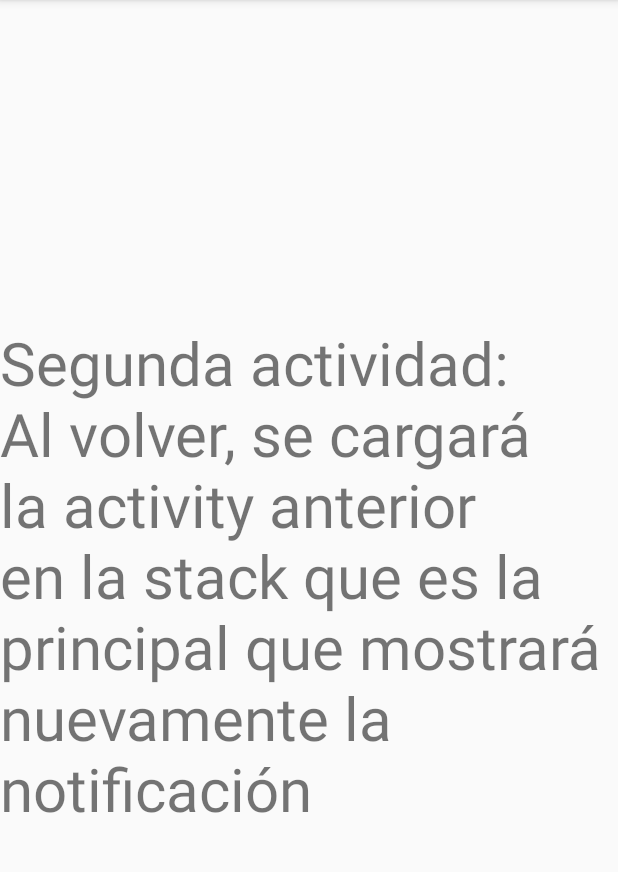
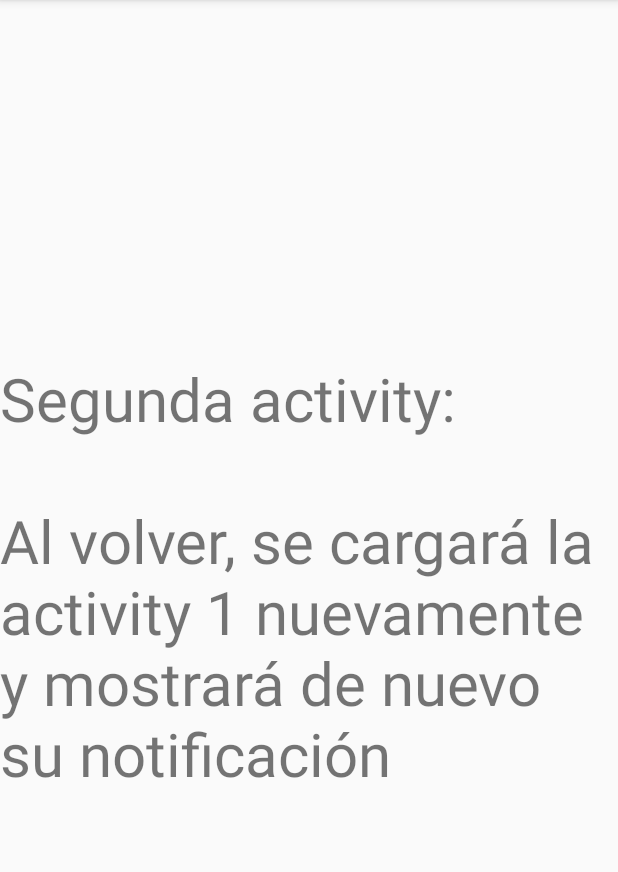
Before and after one commit to leofusco89/NotificationApp, an Android app: the SecondActivity screen opened directly, with no data from a screen before it, on a phone screen of 412 x 824 dp, the part 84-956 px from its top. Run offline under Robolectric (Android 15) with nearby library versions, the phone set to English and light mode, and no system bars.

Commit message:
Commit 2

```diff
--- a/app/src/main/java/com/example/notificationapp/SecondActivity.kt
+++ b/app/src/main/java/com/example/notificationapp/SecondActivity.kt
@@ -1,5 +1,6 @@
-    package com.example.notificationapp
+package com.example.notificationapp
 
+import android.app.Notification
 import android.app.NotificationChannel
 import android.app.NotificationManager
 import android.content.Context
@@ -8,29 +9,36 @@ import android.os.Bundle
 import androidx.appcompat.app.AppCompatActivity
 import androidx.core.app.NotificationCompat
 
-class SecondActivity : AppCompatActivity(), AsyncNotif.OnAsyncNotif {
+class SecondActivity : AppCompatActivity() , AsyncNotif.OnAsyncNotif {
     private lateinit var unNotificationBuilder: NotificationCompat.Builder
+    private lateinit var unaNotification: Notification
+    private lateinit var unNotificationManager: NotificationManager
 
     override fun onCreate(savedInstanceState: Bundle?) {
         super.onCreate(savedInstanceState)
         setContentView(R.layout.activity_second)
 
+        //Obtiene la referencia del servicio del sistema que maneja las notificaciones
+        val unNotificationManager =
+            getSystemService(Context.NOTIFICATION_SERVICE) as NotificationManager
+
+        //Eliminamos la notificación creada en la activity anterior mediante ID
+        unNotificationManager.cancel(1)
+//        unNotificationManager.cancelAll() // En caso de querer eliminar todas las notificaciones
+
         //Creamos la notificación
         unNotificationBuilder = NotificationCompat.Builder(this, "canal_id_001")
-            .setContentTitle("Notif acty 2")
-            .setContentText("Este es el contenido")
+            .setContentTitle("Título: Notificación Activity 2")
+            .setContentText("Contenido de notificación Activity 2")
             .setSmallIcon(R.mipmap.ic_launcher_round) //Ícono
             .setPriority(NotificationCompat.PRIORITY_MAX)
-            .setAutoCancel(true) //Para que la notificación se elimine al ser clickeada
+            .setAutoCancel(true) //Para que la notificación se autoelimine al ser clickeada, al no asignar .setOngoing(true), también puede eliminarla deslizándola
             .setProgress(
                 0,
                 0,
                 true
             ) //Esta configuración es para mostrar una barra que actúa como la ruedita de carga, que se vea que está corriendo algo pero sin mostrar el progreso
-
-        //Obtiene la referencia del servicio del sistema que maneja las notificaciones
-        val unNotificationManager =
-            getSystemService(Context.NOTIFICATION_SERVICE) as NotificationManager
+            .setOnlyAlertOnce(true) //En cada update de la progress bar, la notificación emite sonido e interrumpe al usuario, asignando esto, solo lo hará la primera vez
 
         //Crear canal si no fue creado previamente y si es versión superior a Android 8.0 (Oreo)
         if (Build.VERSION.SDK_INT >= Build.VERSION_CODES.O) {
@@ -45,7 +53,8 @@ class SecondActivity : AppCompatActivity(), AsyncNotif.OnAsyncNotif {
             unNotificationManager.createNotificationChannel(unNotificationChannel)
         }
 
-        unNotificationManager.notify(2, unNotificationBuilder.build())
+        unaNotification = unNotificationBuilder.build()
+        unNotificationManager.notify(2, unaNotification)
 
         //Ejecutamos en este thread el proceso de actualización de la progress bar de la notificación que acabamos de mostrar
         val async = AsyncNotif(this)
--- a/app/src/main/res/layout/activity_second.xml
+++ b/app/src/main/res/layout/activity_second.xml
@@ -9,6 +9,6 @@
         android:id="@+id/tv_text"
         android:layout_width="wrap_content"
         android:layout_height="wrap_content"
-        android:text="Segunda actividad: Al volver, se cargará la activity anterior en la stack que es la principal que mostrará nuevamente la notificación"
+        android:text="Segunda activity:\n\nAl volver, se cargará la activity 1 nuevamente y mostrará de nuevo su notificación"
         android:textSize="40dp" />
 </RelativeLayout>
```
Also changed, not shown: app/build.gradle (+5 -5 lines), app/src/main/AndroidManifest.xml (+10 -3 lines), app/src/main/java/com/example/notificationapp/MainActivity.kt (+20 -8 lines), 2 other files.
